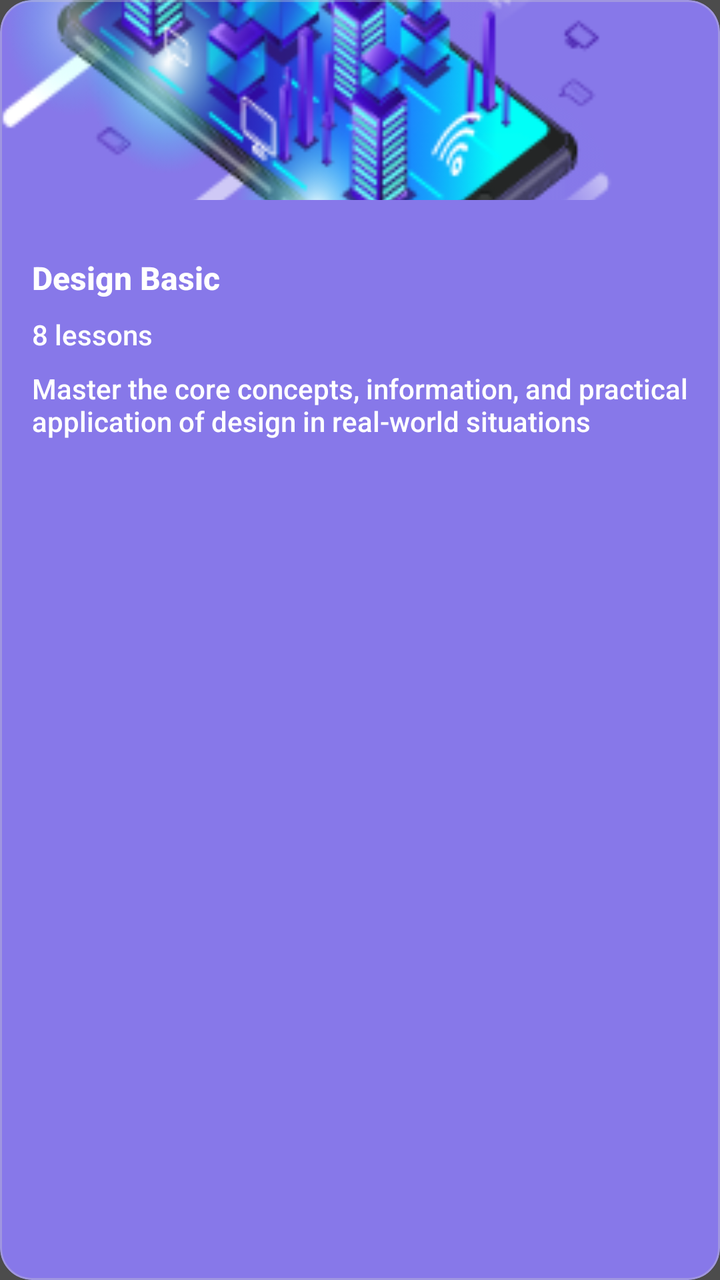
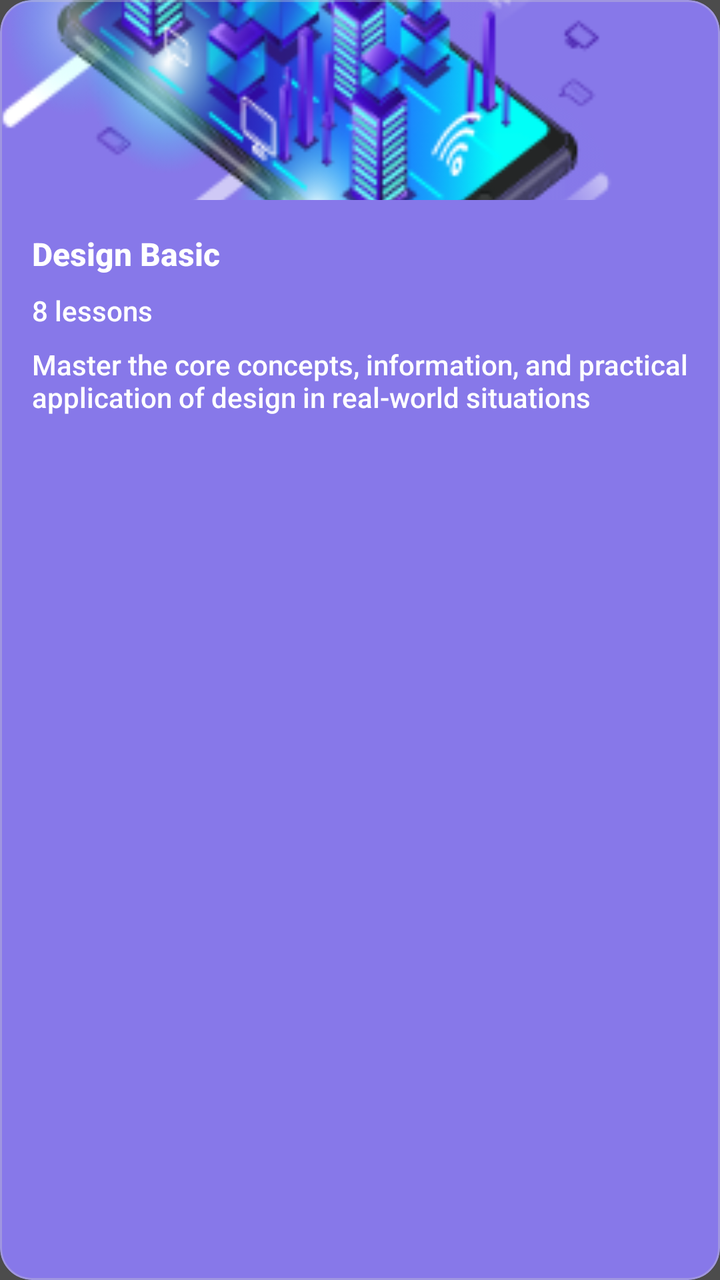

The first picture is an Android layout as it rendered before a commit; the second is the same layout after the commit. The layout source and the unified diff follow.
<!-- AndroidManifest.xml: application theme AppTheme -->
<!-- res/layout/card_bookmarked_course_sa.xml -->
<?xml version="1.0" encoding="utf-8"?>
<com.google.android.material.card.MaterialCardView xmlns:android="http://schemas.android.com/apk/res/android"
    xmlns:app="http://schemas.android.com/apk/res-auto"
    android:layout_width="match_parent"
    android:layout_height="wrap_content"
    android:layout_marginTop="8dp"
    android:layout_marginBottom="8dp"
    app:cardBackgroundColor="@color/bookmarked_course_background"
    app:cardCornerRadius="16dp"
    app:cardElevation="0dp"
    app:strokeColor="@color/grey_light"
    app:strokeWidth="1dp">

    <androidx.constraintlayout.widget.ConstraintLayout
        android:layout_width="match_parent"
        android:layout_height="wrap_content">

        <LinearLayout
            android:layout_width="match_parent"
            android:layout_height="wrap_content"
            android:orientation="vertical"
            app:layout_constraintStart_toStartOf="parent"
            app:layout_constraintTop_toTopOf="parent">

            <ImageView
                android:id="@+id/imvCoursePhoto"
                android:layout_width="match_parent"
                android:layout_height="100dp"
                android:adjustViewBounds="true"
                android:scaleType="centerCrop"
                android:src="@drawable/android_developer" />

            <LinearLayout
                android:layout_width="match_parent"
                android:layout_height="wrap_content"
                android:orientation="vertical"
                android:padding="16dp">

                <TextView
                    android:id="@+id/tvCourseTitle"
                    android:layout_width="match_parent"
                    android:layout_height="wrap_content"
                    android:layout_marginTop="12dp"
                    android:ellipsize="end"
                    android:fontFamily="sans-serif-medium"
                    android:lines="1"
                    android:text="@string/title_course"
                    android:textColor="@color/white"
                    android:textSize="16sp"
                    android:textStyle="bold" />

                <TextView
                    android:id="@+id/tvCourseLesson"
                    android:layout_width="wrap_content"
                    android:layout_height="wrap_content"
                    android:layout_marginTop="8dp"
                    android:fontFamily="sans-serif-medium"
                    android:text="8 lessons"
                    android:textColor="@color/white"
                    android:textSize="14sp"
                    app:layout_constraintLeft_toLeftOf="parent"
                    app:layout_constraintTop_toTopOf="parent" />

                <TextView
                    android:id="@+id/tvCourseDescription"
                    android:layout_width="wrap_content"
                    android:layout_height="wrap_content"
                    android:layout_marginTop="8dp"
                    android:fontFamily="sans-serif-medium"
                    android:text="Master the core concepts, information, and practical application of design in real-world situations"
                    android:textColor="@color/white"
                    android:textSize="14sp" />
            </LinearLayout>
        </LinearLayout>
    </androidx.constraintlayout.widget.ConstraintLayout>
</com.google.android.material.card.MaterialCardView>
<!-- resources referenced by this layout -->
<resources>
  <color name="bookmarked_course_background">@color/color5</color>
  <color name="grey_light">#59CFCFCF</color>
  <color name="white">#FFFFFF</color>
  <!-- drawable android_developer: png bitmap (drawable, 61350 bytes) -->
  <string name="title_course">Design Basic</string>
  <style name="AppTheme" parent="Theme.MaterialComponents.DayNight.NoActionBar">
          
          <item name="colorPrimary">@color/option1</item>
          <item name="colorPrimaryDark">@color/colorPrimaryDark</item>
          <item name="colorAccent">@color/colorAccent</item>
  
          <item name="android:fontFamily">@font/calibri</item>
          <item name="android:windowBackground">@color/color_hint</item>
          <item name="android:textColorPrimary">@color/colorPrimary</item>
          <item name="android:windowContentTransitions">true</item>
  
          <item name="colorControlNormal">@color/color_control</item>
          <item name="android:textColorSecondary">@color/grey_light</item>
          <item name="colorControlActivated">@color/colorAccent</item>
  
  
      </style>
  <color name="color5">#8778E9</color>
  <color name="option1">#503FEF</color>
  <color name="colorPrimaryDark">#2A2E43</color>
  <color name="colorAccent">#FF402D</color>
  <color name="color_hint">#4c4c4c</color>
  <color name="colorPrimary">#FCFCFC</color>
  <color name="color_control">#000000</color>
</resources>

<!-- the commit's change to res/layout/card_bookmarked_course_sa.xml (unified diff, before → after) -->
@@ -40,7 +40,6 @@
                     android:id="@+id/tvCourseTitle"
                     android:layout_width="match_parent"
                     android:layout_height="wrap_content"
-                    android:layout_marginTop="12dp"
                     android:ellipsize="end"
                     android:fontFamily="sans-serif-medium"
                     android:lines="1"
